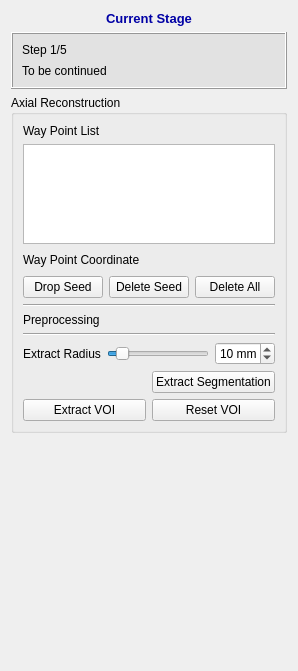
Above: codes/Controller/InteractorStyles/QInteractorStyleTubularVOI.ui from wuzhuobin/Vessel_Project before the change. Below: the same form after it.
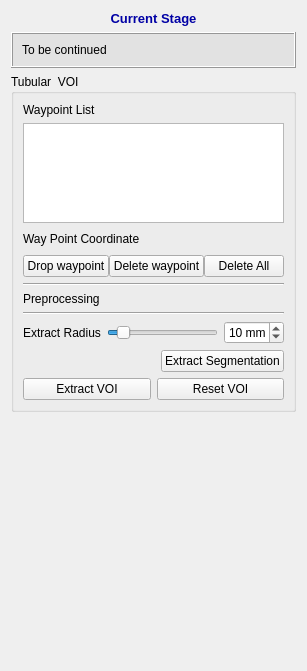
That is the form after the change.

What changed in the file:
```diff
--- a/codes/Controller/InteractorStyles/QInteractorStyleTubularVOI.ui
+++ b/codes/Controller/InteractorStyles/QInteractorStyleTubularVOI.ui
@@ -6,7 +6,7 @@
    <rect>
     <x>0</x>
     <y>0</y>
-    <width>295</width>
+    <width>299</width>
     <height>671</height>
    </rect>
   </property>
@@ -61,29 +61,6 @@
       <property name="spacing">
        <number>7</number>
       </property>
-      <item>
-       <layout class="QVBoxLayout" name="verticalLayout_26">
-        <property name="spacing">
-         <number>7</number>
-        </property>
-        <item>
-         <layout class="QHBoxLayout" name="horizontalLayout_17">
-          <item>
-           <widget class="QLabel" name="label_40">
-            <property name="font">
-             <font>
-              <family>Arial</family>
-             </font>
-            </property>
-            <property name="text">
-             <string>Step 1/5</string>
-            </property>
-           </widget>
-          </item>
-         </layout>
-        </item>
-       </layout>
-      </item>
       <item>
        <widget class="QLabel" name="label_11">
         <property name="text">
@@ -100,13 +77,13 @@
    <item>
     <widget class="QGroupBox" name="groupBox_4">
      <property name="title">
-      <string>Axial Reconstruction</string>
+      <string>Tubular  VOI</string>
      </property>
      <layout class="QVBoxLayout" name="verticalLayout">
       <item>
        <widget class="QLabel" name="label_60">
         <property name="text">
-         <string>Way Point List</string>
+         <string>Waypoint List</string>
         </property>
        </widget>
       </item>
@@ -153,23 +130,13 @@
       </item>
       <item>
        <layout class="QHBoxLayout" name="horizontalLayout_33">
-        <item>
-         <spacer name="horizontalSpacer_2">
-          <property name="orientation">
-           <enum>Qt::Horizontal</enum>
-          </property>
-          <property name="sizeHint" stdset="0">
-           <size>
-            <width>40</width>
-            <height>20</height>
-           </size>
-          </property>
-         </spacer>
-        </item>
+        <property name="spacing">
+         <number>0</number>
+        </property>
         <item>
          <widget class="QPushButton" name="dropSeedPushButton">
           <property name="text">
-           <string>Drop Seed</string>
+           <string>Drop waypoint</string>
           </property>
          </widget>
         </item>
@@ -194,7 +161,7 @@
            </size>
           </property>
           <property name="text">
-           <string>Delete Seed</string>
+           <string>Delete waypoint</string>
           </property>
          </widget>
         </item>
```
Left out of the diff: 2 changed lines with no effect on the pictures.
